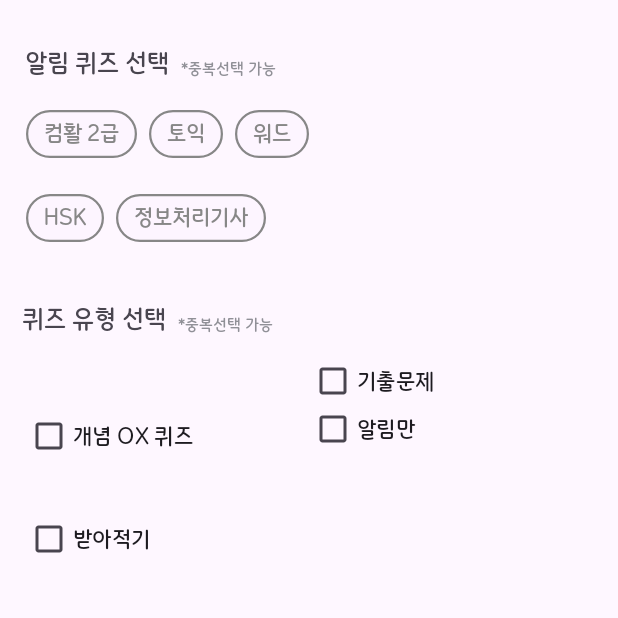
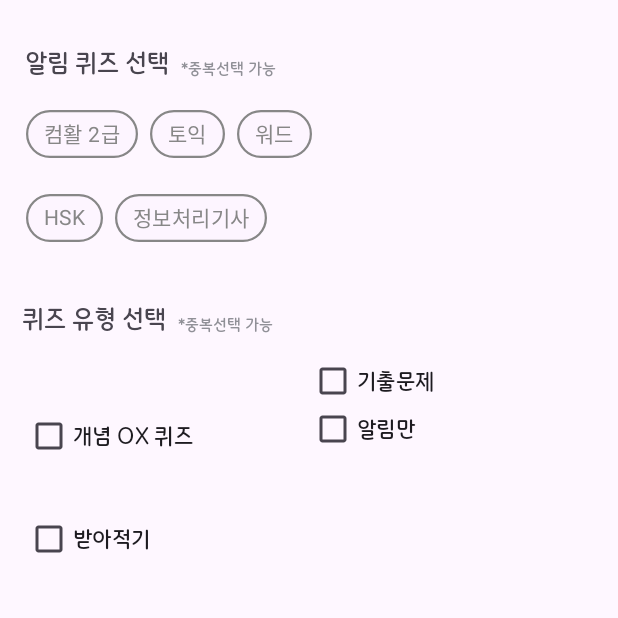
Before and after one commit to GonggakSim/Frontend, an Android app: the screen it shows after launch (MainActivity), item 3 of the bottom bar chosen, on a phone screen of 412 x 824 dp, the part 336-954 px from its top. Run offline under Robolectric (Android 15) with nearby library versions, the phone set to English and light mode, and no system bars.

Commit message:
Revert "Update fragment_notification.xml"
This reverts commit 700ebc5748e18c6a433162a3aff262287e9cee93.

```diff
--- a/app/src/main/res/layout/fragment_notification.xml
+++ b/app/src/main/res/layout/fragment_notification.xml
@@ -292,40 +292,35 @@
             style="@style/CustomChipStyle"
             android:layout_width="wrap_content"
             android:layout_height="wrap_content"
-            android:text="컴활 2급"
-            android:textAppearance="@style/CustomChipTextAppearance" />
+            android:text="컴활 2급" />
 
         <com.google.android.material.chip.Chip
             android:id="@+id/chip15"
             style="@style/CustomChipStyle"
             android:layout_width="wrap_content"
             android:layout_height="wrap_content"
-            android:text="토익"
-            android:textAppearance="@style/CustomChipTextAppearance" />
+            android:text="토익" />
 
         <com.google.android.material.chip.Chip
             android:id="@+id/chip14"
             style="@style/CustomChipStyle"
             android:layout_width="wrap_content"
             android:layout_height="wrap_content"
-            android:text="워드"
-            android:textAppearance="@style/CustomChipTextAppearance" />
+            android:text="워드" />
 
         <com.google.android.material.chip.Chip
             android:id="@+id/chip11"
             style="@style/CustomChipStyle"
             android:layout_width="wrap_content"
             android:layout_height="wrap_content"
-            android:text="HSK"
-            android:textAppearance="@style/CustomChipTextAppearance" />
+            android:text="HSK" />
 
         <com.google.android.material.chip.Chip
             android:id="@+id/chip12"
             style="@style/CustomChipStyle"
             android:layout_width="wrap_content"
             android:layout_height="wrap_content"
-            android:text="정보처리기사"
-            android:textAppearance="@style/CustomChipTextAppearance" />
+            android:text="정보처리기사" />
     </com.google.android.material.chip.ChipGroup>
 
 </androidx.constraintlayout.widget.ConstraintLayout>
```
